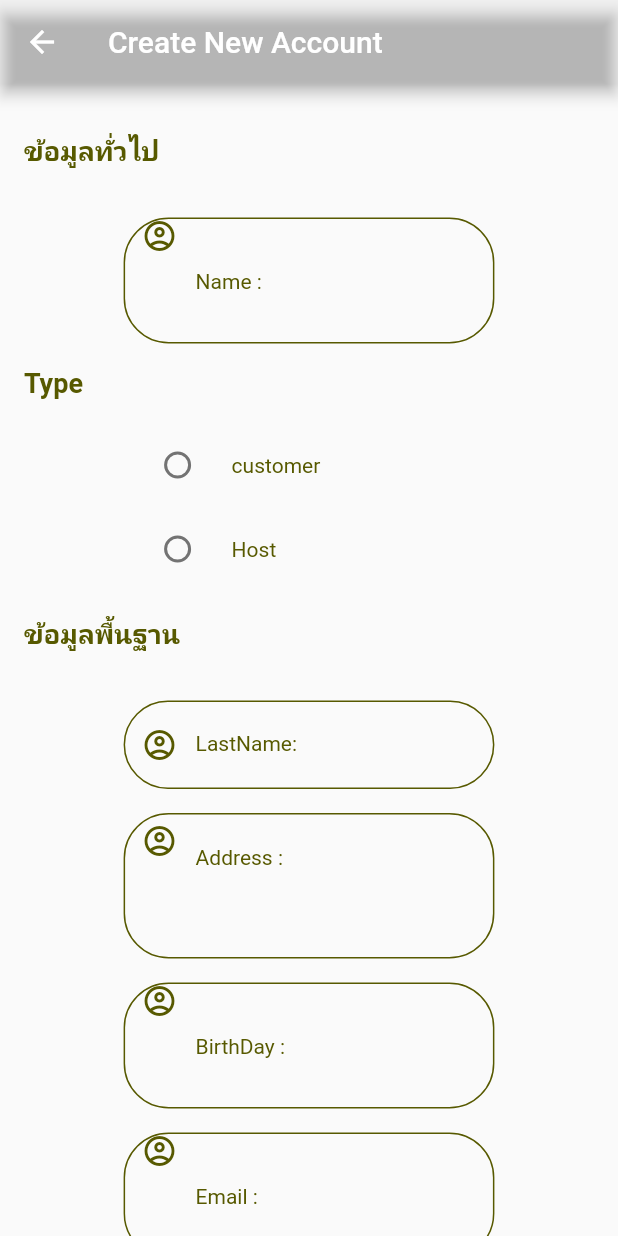
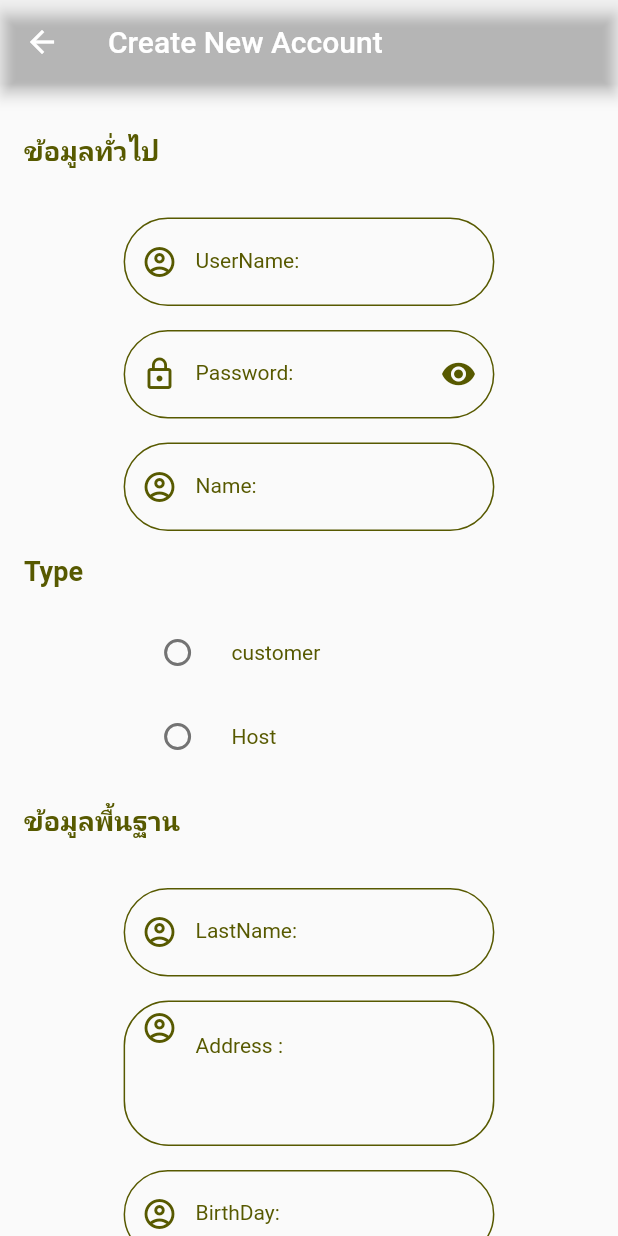
Before and after one commit to taskeen073/realshaman, a Flutter app: the CreateAccount screen opened by its route, on a phone screen of 412 x 824 dp. Run offline on Flutter 3.47's test engine with Material 2 defaults, Android fonts, the phone set to English and light mode, and no system bars.

Commit message:
--- Auto-Git Commit ---

```diff
--- a/lib/create_account.dart
+++ b/lib/create_account.dart
@@ -11,6 +11,8 @@ class CreateAccount extends StatefulWidget {
 
 class _CreateAccountState extends State<CreateAccount> {
   String? typeUser;
+  bool statusRedEye = true;
+  String? typeSex;
 
   @override
   Widget build(BuildContext context) {
@@ -27,6 +29,8 @@ class _CreateAccountState extends State<CreateAccount> {
           padding: EdgeInsets.all(16),
           children: [
             buildTitle1('ข้อมูลทั่วไป'),
+            buildUserName(size),
+            buildPassWord(size),
             buildName(size),
             buildTitle1('Type'),
             buildRadioCustomer(size),
@@ -37,10 +41,9 @@ class _CreateAccountState extends State<CreateAccount> {
             buildBirthDay(size),
             buildEmail(size),
             buildPhone(size),
-            buildPhone(size),
-            buildSex(size),
-            buildUserName(size),
-            buildPassWord(size),
+            buildTitle1('Sex'),
+            buildRadioMale(size),
+            buildRadioFemale(size),
             buildLogin(size)
           ],
         ),
@@ -143,13 +146,10 @@ class _CreateAccountState extends State<CreateAccount> {
           width: size * 0.6,
           child: TextFormField(
             decoration: InputDecoration(
-              hintText: 'Name :',
-              hintStyle: MyConstant().h3(),
-              prefixIcon: Padding(
-                padding: const EdgeInsets.fromLTRB(0, 0, 0, 60),
-                child:
-                    Icon(Icons.account_circle_outlined, color: MyConstant.dark),
-              ),
+              labelStyle: MyConstant().h3(),
+              labelText: 'Name: ',
+              prefixIcon:
+                  Icon(Icons.account_circle_outlined, color: MyConstant.dark),
               enabledBorder: OutlineInputBorder(
                   borderSide: BorderSide(
                     color: MyConstant.dark,
@@ -202,13 +202,10 @@ class _CreateAccountState extends State<CreateAccount> {
           width: size * 0.6,
           child: TextFormField(
             decoration: InputDecoration(
-              hintText: 'Email :',
-              hintStyle: MyConstant().h3(),
-              prefixIcon: Padding(
-                padding: const EdgeInsets.fromLTRB(0, 0, 0, 60),
-                child:
-                    Icon(Icons.account_circle_outlined, color: MyConstant.dark),
-              ),
+              labelStyle: MyConstant().h3(),
+              labelText: 'Email: ',
+              prefixIcon:
+                  Icon(Icons.account_circle_outlined, color: MyConstant.dark),
               enabledBorder: OutlineInputBorder(
                   borderSide: BorderSide(
                     color: MyConstant.dark,
@@ -233,13 +230,104 @@ class _CreateAccountState extends State<CreateAccount> {
           width: size * 0.6,
           child: TextFormField(
             decoration: InputDecoration(
-              hintText: 'Phone :',
-              hintStyle: MyConstant().h3(),
-              prefixIcon: Padding(
-                padding: const EdgeInsets.fromLTRB(0, 0, 0, 60),
-                child:
-                    Icon(Icons.account_circle_outlined, color: MyConstant.dark),
-              ),
+              labelStyle: MyConstant().h3(),
+              labelText: 'Phone: ',
+              prefixIcon:
+                  Icon(Icons.account_circle_outlined, color: MyConstant.dark),
+              enabledBorder: OutlineInputBorder(
+                  borderSide: BorderSide(
+                    color: MyConstant.dark,
+                  ),
+                  borderRadius: BorderRadius.circular(30)),
+              focusedBorder: OutlineInputBorder(
+                  borderSide: BorderSide(color: MyConstant.yl),
+                  borderRadius: BorderRadius.circular(30)),
+            ),
+          ),
+        ),
+      ],
+    );
+  }
+
+  Row buildReligion(double size) {
+    return Row(
+      mainAxisAlignment: MainAxisAlignment.center,
+      children: [
+        Container(
+          margin: EdgeInsets.only(top: 16),
+          width: size * 0.6,
+          child: TextFormField(
+            decoration: InputDecoration(
+              labelStyle: MyConstant().h3(),
+              labelText: 'Religion: ',
+              prefixIcon:
+                  Icon(Icons.account_circle_outlined, color: MyConstant.dark),
+              enabledBorder: OutlineInputBorder(
+                  borderSide: BorderSide(
+                    color: MyConstant.dark,
+                  ),
+                  borderRadius: BorderRadius.circular(30)),
+              focusedBorder: OutlineInputBorder(
+                  borderSide: BorderSide(color: MyConstant.yl),
+                  borderRadius: BorderRadius.circular(30)),
+            ),
+          ),
+        ),
+      ],
+    );
+  }
+
+  Row buildBirthDay(double size) {
+    return Row(
+      mainAxisAlignment: MainAxisAlignment.center,
+      children: [
+        Container(
+          margin: EdgeInsets.only(top: 16),
+          width: size * 0.6,
+          child: TextFormField(
+            decoration: InputDecoration(
+              labelStyle: MyConstant().h3(),
+              labelText: 'BirthDay: ',
+              prefixIcon:
+                  Icon(Icons.account_circle_outlined, color: MyConstant.dark),
+              enabledBorder: OutlineInputBorder(
+                  borderSide: BorderSide(
+                    color: MyConstant.dark,
+                  ),
+                  borderRadius: BorderRadius.circular(30)),
+              focusedBorder: OutlineInputBorder(
+                  borderSide: BorderSide(color: MyConstant.yl),
+                  borderRadius: BorderRadius.circular(30)),
+            ),
+          ),
+        ),
+      ],
+    );
+  }
+
+  Row buildPassWord(double size) {
+    return Row(
+      mainAxisAlignment: MainAxisAlignment.center,
+      children: [
+        Container(
+          margin: EdgeInsets.only(top: 16),
+          width: size * 0.6,
+          child: TextFormField(
+            obscureText: statusRedEye,
+            decoration: InputDecoration(
+              suffixIcon: IconButton(
+                  onPressed: () {
+                    setState(() {
+                      statusRedEye = !statusRedEye;
+                    });
+                  },
+                  icon: statusRedEye
+                      ? Icon(Icons.remove_red_eye, color: MyConstant.dark)
+                      : Icon(Icons.remove_red_eye_outlined,
+                          color: MyConstant.dark)),
+              labelStyle: MyConstant().h3(),
+              labelText: 'Password: ',
+              prefixIcon: Icon(Icons.lock_outline, color: MyConstant.dark),
               enabledBorder: OutlineInputBorder(
                   borderSide: BorderSide(
                     color: MyConstant.dark,
@@ -287,130 +375,6 @@ class _CreateAccountState extends State<CreateAccount> {
     );
   }
 
-  Row buildBirthDay(double size) {
-    return Row(
-      mainAxisAlignment: MainAxisAlignment.center,
-      children: [
-        Container(
-          margin: EdgeInsets.only(top: 16),
-          width: size * 0.6,
-          child: TextFormField(
-            decoration: InputDecoration(
-              hintText: 'BirthDay :',
-              hintStyle: MyConstant().h3(),
-              prefixIcon: Padding(
-                padding: const EdgeInsets.fromLTRB(0, 0, 0, 60),
-                child:
-                    Icon(Icons.account_circle_outlined, color: MyConstant.dark),
-              ),
-              enabledBorder: OutlineInputBorder(
-                  borderSide: BorderSide(
-                    color: MyConstant.dark,
-                  ),
-                  borderRadius: BorderRadius.circular(30)),
-              focusedBorder: OutlineInputBorder(
-                  borderSide: BorderSide(color: MyConstant.yl),
-                  borderRadius: BorderRadius.circular(30)),
-            ),
-          ),
-        ),
-      ],
-    );
-  }
-
-  Row buildReligion(double size) {
-    return Row(
-      mainAxisAlignment: MainAxisAlignment.center,
-      children: [
-        Container(
-          margin: EdgeInsets.only(top: 16),
-          width: size * 0.6,
-          child: TextFormField(
-            decoration: InputDecoration(
-              hintText: 'Religion :',
-              hintStyle: MyConstant().h3(),
-              prefixIcon: Padding(
-                padding: const EdgeInsets.fromLTRB(0, 0, 0, 60),
-                child:
-                    Icon(Icons.account_circle_outlined, color: MyConstant.dark),
-              ),
-              enabledBorder: OutlineInputBorder(
-                  borderSide: BorderSide(
-                    color: MyConstant.dark,
-                  ),
-                  borderRadius: BorderRadius.circular(30)),
-              focusedBorder: OutlineInputBorder(
-                  borderSide: BorderSide(color: MyConstant.yl),
-                  borderRadius: BorderRadius.circular(30)),
-            ),
-          ),
-        ),
-      ],
-    );
-  }
-
-  Row buildSex(double size) {
-    return Row(
-      mainAxisAlignment: MainAxisAlignment.center,
-      children: [
-        Container(
-          margin: EdgeInsets.only(top: 16),
-          width: size * 0.6,
-          child: TextFormField(
-            decoration: InputDecoration(
-              hintText: 'Sex :',
-              hintStyle: MyConstant().h3(),
-              prefixIcon: Padding(
-                padding: const EdgeInsets.fromLTRB(0, 0, 0, 60),
-                child:
-                    Icon(Icons.account_circle_outlined, color: MyConstant.dark),
-              ),
-              enabledBorder: OutlineInputBorder(
-                  borderSide: BorderSide(
-                    color: MyConstant.dark,
-                  ),
-                  borderRadius: BorderRadius.circular(30)),
-              focusedBorder: OutlineInputBorder(
-                  borderSide: BorderSide(color: MyConstant.yl),
-                  borderRadius: BorderRadius.circular(30)),
-            ),
-          ),
-        ),
-      ],
-    );
-  }
-
-  Row buildPassWord(double size) {
-    return Row(
-      mainAxisAlignment: MainAxisAlignment.center,
-      children: [
-        Container(
-          margin: EdgeInsets.only(top: 16),
-          width: size * 0.6,
-          child: TextFormField(
-            decoration: InputDecoration(
-              hintText: 'PassWord :',
-              hintStyle: MyConstant().h3(),
-              prefixIcon: Padding(
-                padding: const EdgeInsets.fromLTRB(0, 0, 0, 60),
-                child:
-                    Icon(Icons.account_circle_outlined, color: MyConstant.dark),
-              ),
-              enabledBorder: OutlineInputBorder(
-                  borderSide: BorderSide(
-                    color: MyConstant.dark,
-                  ),
-                  borderRadius: BorderRadius.circular(30)),
-              focusedBorder: OutlineInputBorder(
-                  borderSide: BorderSide(color: MyConstant.yl),
-                  borderRadius: BorderRadius.circular(30)),
-            ),
-          ),
-        ),
-      ],
-    );
-  }
-
   Row buildLogin(double size) {
     return Row(
       mainAxisAlignment: MainAxisAlignment.center,
@@ -426,4 +390,52 @@ class _CreateAccountState extends State<CreateAccount> {
       ],
     );
   }
+
+  Row buildRadioMale(double size) {
+    return Row(
+      mainAxisAlignment: MainAxisAlignment.center,
+      children: [
+        Container(
+          width: size * 0.6,
+          child: RadioListTile(
+            value: 'Male',
+            groupValue: typeSex,
+            onChanged: (Value) {
+              setState(() {
+                typeSex = Value as String?;
+              });
+            },
+            title: ShowTitle(
+              title: 'Male',
+              textStyle: MyConstant().h3(),
+            ),
+          ),
+        ),
+      ],
+    );
+  }
+
+  Row buildRadioFemale(double size) {
+    return Row(
+      mainAxisAlignment: MainAxisAlignment.center,
+      children: [
+        Container(
+          width: size * 0.6,
+          child: RadioListTile(
+            value: 'Female',
+            groupValue: typeSex,
+            onChanged: (Value) {
+              setState(() {
+                typeSex = Value as String?;
+              });
+            },
+            title: ShowTitle(
+              title: 'Female',
+              textStyle: MyConstant().h3(),
+            ),
+          ),
+        ),
+      ],
+    );
+  }
 }
--- a/lib/my_constant.dart
+++ b/lib/my_constant.dart
@@ -26,6 +26,7 @@ class MyConstant {
   static String image16 = 'img/team.png';
   static String image17 = 'img/money.png';
   static String image18 = 'img/cat.png';
+  static String image19 = 'img/profile-user.png';
 
   static Color yp = Color(0xf9a825);
   static Color yl = Color(0xffd95a);
```
Also changed, not shown: img/profile-user.png (added).
